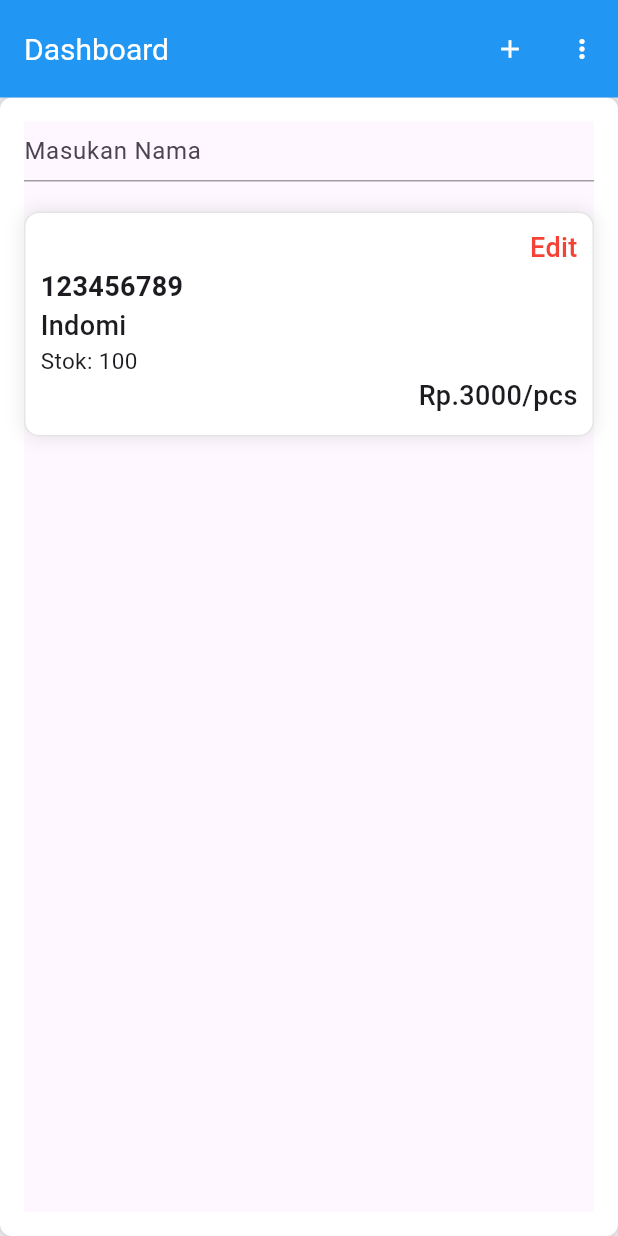
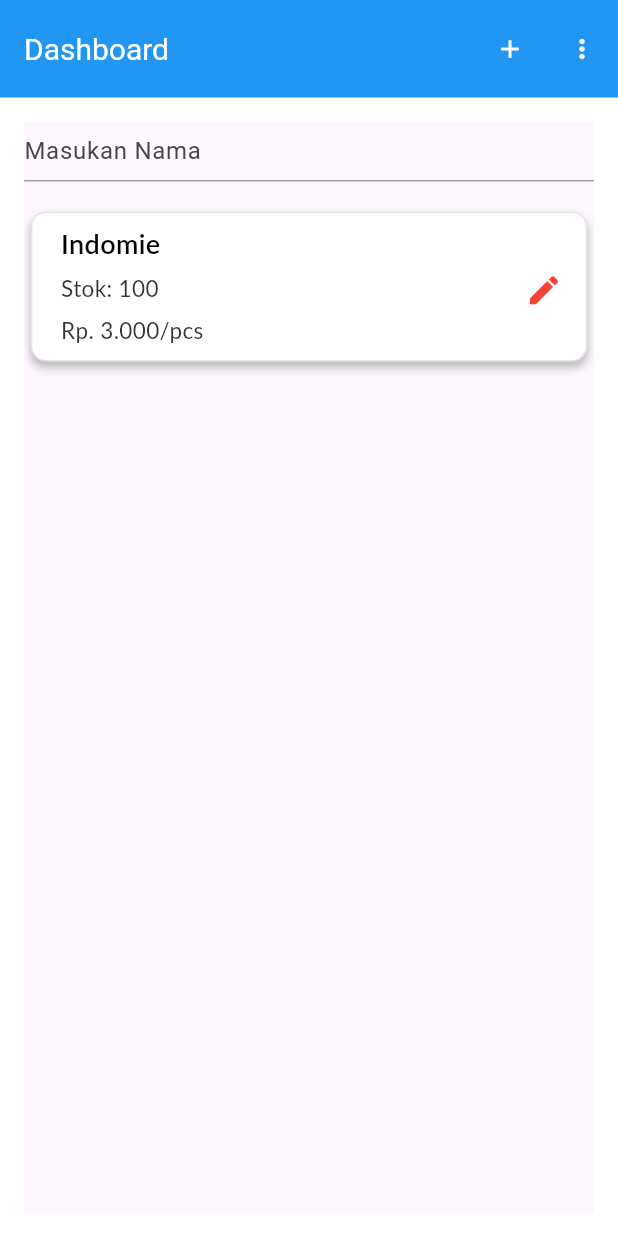
Before and after one commit to Bangadji123/Application_Cashier, a Flutter app: the DashboardAdminPage screen opened by its route, on a phone screen of 412 x 824 dp. Run offline on Flutter 3.47's test engine with Material 3 defaults, Android fonts, the phone set to English and light mode, and no system bars; Roboto replaces fonts that are missing (Lato).

Commit message:
create a new flutter project

```diff
--- a/lib/Page/DasboardAdminPage.dart
+++ b/lib/Page/DasboardAdminPage.dart
@@ -5,6 +5,7 @@
   @override
   Widget build(BuildContext context) {
     return Scaffold(
+      backgroundColor: Colors.white,
       appBar: AppBar(
         title: Text(
           'Dashboard',
@@ -39,17 +40,6 @@
       ),
       body: Container(
         padding: EdgeInsets.all(16),
-        decoration: BoxDecoration(
-          color: Colors.white,
-          borderRadius: BorderRadius.circular(8),
-          boxShadow: [
-            BoxShadow(
-              color: Colors.grey.withOpacity(0.5),
-              spreadRadius: 2,
-              blurRadius: 5,
-            ),
-          ],
-        ),
         child: DashboardAdmindItem(),
       ),
     );
--- a/lib/Widget/DashboardAdmindItem.dart
+++ b/lib/Widget/DashboardAdmindItem.dart
@@ -3,9 +3,13 @@
 class DashboardAdmindItem extends StatelessWidget {
   @override
   Widget build(BuildContext context) {
+    final screenWidth = MediaQuery.of(context).size.width; // Menambahkan ukuran layar
+    final screenHeight = MediaQuery.of(context).size.height; // Menambahkan tinggi layar
     return Scaffold(
       body: SingleChildScrollView(
-        physics: NeverScrollableScrollPhysics(),
+        child: Container( // Menambahkan Container untuk mengatur ukuran
+          width: screenWidth, // Mengatur lebar responsif
+          height: screenHeight, // Mengatur tinggi responsif
           child: Column(
             children: [
               TextField(
@@ -21,12 +25,18 @@
                   contentPadding: EdgeInsets.symmetric(vertical: 8),
                 ),
               ),
-            SizedBox(
-              height: 20,
-            ),
+              SizedBox(height: 20),
               Container(
-              height: 150,
-              width: double.infinity,
+                width: screenWidth * 0.9, // Mengatur lebar responsif
+                height: 100,
+                child: Stack(
+                  children: [
+                    Positioned(
+                      left: 0,
+                      top: 0,
+                      child: Container(
+                        width: screenWidth * 0.9, // Mengatur lebar responsif
+                        height: 100,
                         decoration: ShapeDecoration(
                           color: Colors.white,
                           shape: RoundedRectangleBorder(
@@ -38,67 +48,64 @@
                           ),
                           shadows: [
                             BoxShadow(
-                    color: Colors.black.withOpacity(0.1),
-                    blurRadius: 10,
-                  ),
+                              color: Color(0x3F000000),
+                              blurRadius: 4,
+                              offset: Offset(0, 4),
+                              spreadRadius: 0,
+                            )
                           ],
-              ),
-              padding: EdgeInsets.all(10),
-              child: Column(
-                crossAxisAlignment: CrossAxisAlignment.start,
-                children: [
-                  Align(
-                    alignment: Alignment.topRight,
-                    child: Row(
-                      mainAxisAlignment: MainAxisAlignment.end,
-                      children: [
-                        InkWell(
-                          onTap: () {},
-                          child: Text(
-                            'Edit',
-                            style: TextStyle(
-                              fontSize: 18,
-                              fontWeight: FontWeight.w500,
-                              color: Colors.red,
                         ),
                       ),
                     ),
-                      ],
+                    Positioned(
+                      left: 20,
+                      top: 42,
+                      child: Text(
+                        'Stok: 100',
+                        style: TextStyle(
+                          color: Colors.black.withOpacity(0.8),
+                          fontSize: 15,
+                          fontFamily: 'Lato',
+                          fontWeight: FontWeight.w400,
+                          height: 0,
                         ),
                       ),
-                  Text(
-                    '123456789',
+                    ),
+                    Positioned(
+                      left: 20,
+                      top: 70,
+                      child: Text(
+                        'Rp. 3.000/pcs',
                         style: TextStyle(
-                      fontSize: 18,
-                      fontWeight: FontWeight.w700,
+                          color: Colors.black.withOpacity(0.8),
+                          fontSize: 15,
+                          fontFamily: 'Lato',
+                          fontWeight: FontWeight.w400,
+                          height: 0,
                         ),
                       ),
-                  Text(
-                    'Indomi',
+                    ),
+                    Positioned(
+                      left: 20,
+                      top: 10,
+                      child: Text(
+                        'Indomie',
                         style: TextStyle(
+                          color: Colors.black,
                           fontSize: 18,
-                      fontWeight: FontWeight.w500,
+                          fontFamily: 'Lato',
+                          fontWeight: FontWeight.w600,
+                          height: 0,
                         ),
                       ),
-                  Text(
-                    'Stok: 100',
-                    style: TextStyle(
-                      fontSize: 15,
                     ),
-                  ),
-                  Align(
-                    alignment: Alignment.bottomRight,
-                    child: Row(
-                      mainAxisAlignment: MainAxisAlignment.end,
-                      children: [
-                        Text(
-                          'Rp.3000/pcs',
-                          style: TextStyle(
-                            fontSize: 18,
-                            fontWeight: FontWeight.w500,
-                          ),
-                        )
-                      ],
+                    Positioned(
+                      left: screenWidth * 0.8,
+                      top: 40,
+                      child: Icon( // Mengganti Container dengan Icon
+                        Icons.edit, // Menggunakan ikon edit
+                        size: 25,
+                        color: Colors.red, // Menentukan warna ikon
                       ),
                     ),
                   ],
@@ -107,6 +114,7 @@
             ],
           ),
         ),
+      ),
     );
   }
 }
```
Lines whose indentation alone changed are shown as unchanged.
